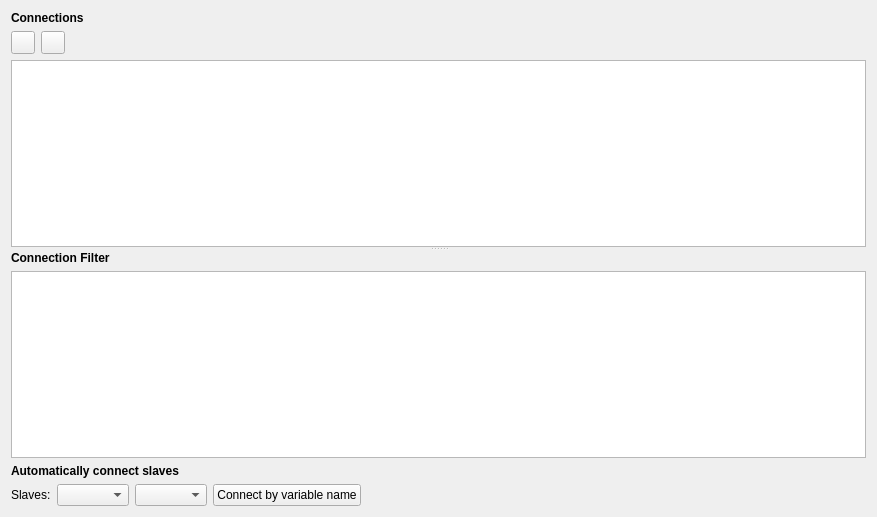
Before: the Qt Designer form MasterSimulatorUI/src/MSIMViewConnections.ui in ghorwin/MasterSim, drawn with Qt 5.
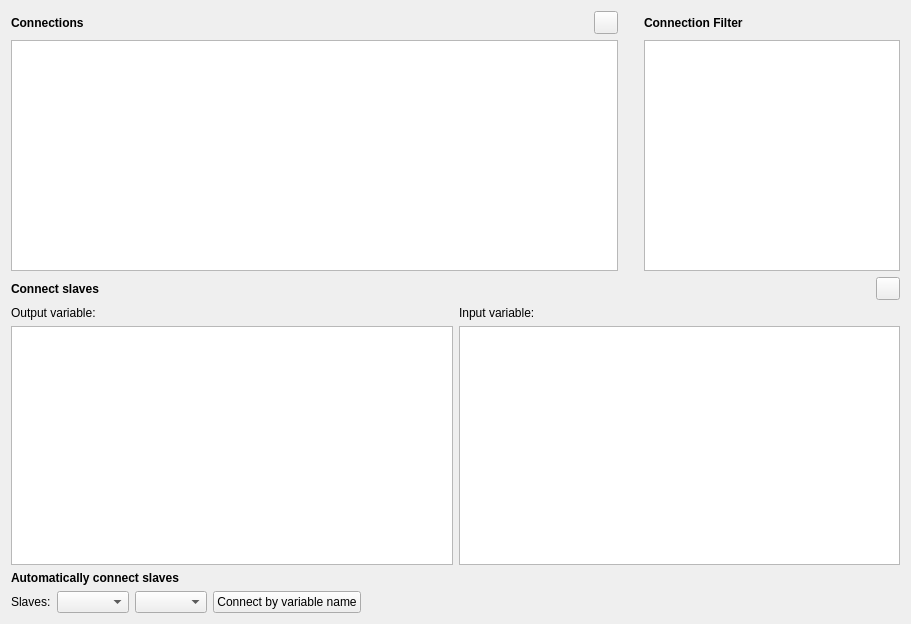
After: the same form once the commit is applied. Icons and pictures are not drawn.

Patch:
```diff
--- a/MasterSimulatorUI/src/MSIMViewConnections.ui
+++ b/MasterSimulatorUI/src/MSIMViewConnections.ui
@@ -6,8 +6,8 @@
    <rect>
     <x>0</x>
     <y>0</y>
-    <width>877</width>
-    <height>517</height>
+    <width>911</width>
+    <height>624</height>
    </rect>
   </property>
   <property name="windowTitle">
@@ -15,6 +15,24 @@
   </property>
   <layout class="QVBoxLayout" name="verticalLayout">
    <item>
+    <layout class="QGridLayout" name="gridLayout" columnstretch="0,1,0,0,0">
+     <item row="1" column="0" colspan="3">
+      <widget class="QTableWidget" name="tableWidgetConnections">
+       <property name="alternatingRowColors">
+        <bool>true</bool>
+       </property>
+       <property name="selectionMode">
+        <enum>QAbstractItemView::SingleSelection</enum>
+       </property>
+       <property name="selectionBehavior">
+        <enum>QAbstractItemView::SelectRows</enum>
+       </property>
+       <property name="sortingEnabled">
+        <bool>true</bool>
+       </property>
+      </widget>
+     </item>
+     <item row="0" column="0">
     <widget class="QLabel" name="label_2">
      <property name="font">
       <font>
@@ -27,31 +45,7 @@
      </property>
     </widget>
    </item>
-   <item>
-    <widget class="QSplitter" name="splitter">
-     <property name="orientation">
-      <enum>Qt::Vertical</enum>
-     </property>
-     <property name="childrenCollapsible">
-      <bool>false</bool>
-     </property>
-     <widget class="QWidget" name="layoutWidget">
-      <layout class="QGridLayout" name="gridLayout">
-       <item row="0" column="0">
-        <widget class="QToolButton" name="toolButtonAddConnection">
-         <property name="icon">
-          <iconset resource="../resources/MasterSimulator.qrc">
-           <normaloff>:/gfx/actions/24x24/plus.png</normaloff>:/gfx/actions/24x24/plus.png</iconset>
-         </property>
-         <property name="iconSize">
-          <size>
-           <width>16</width>
-           <height>16</height>
-          </size>
-         </property>
-        </widget>
-       </item>
-       <item row="0" column="1">
+     <item row="0" column="2">
         <widget class="QToolButton" name="toolButtonRemoveConnection">
          <property name="icon">
           <iconset resource="../resources/MasterSimulator.qrc">
@@ -68,40 +62,20 @@
          </property>
         </widget>
        </item>
-       <item row="0" column="2">
+     <item row="0" column="1">
         <spacer name="horizontalSpacer_2">
          <property name="orientation">
           <enum>Qt::Horizontal</enum>
          </property>
          <property name="sizeHint" stdset="0">
           <size>
-           <width>221</width>
+         <width>40</width>
            <height>20</height>
           </size>
          </property>
         </spacer>
        </item>
-       <item row="1" column="0" colspan="3">
-        <widget class="QTableWidget" name="tableWidgetConnections">
-         <property name="alternatingRowColors">
-          <bool>true</bool>
-         </property>
-         <property name="selectionMode">
-          <enum>QAbstractItemView::SingleSelection</enum>
-         </property>
-         <property name="selectionBehavior">
-          <enum>QAbstractItemView::SelectRows</enum>
-         </property>
-         <property name="sortingEnabled">
-          <bool>true</bool>
-         </property>
-        </widget>
-       </item>
-      </layout>
-     </widget>
-     <widget class="QWidget" name="layoutWidget">
-      <layout class="QGridLayout" name="gridLayout_2">
-       <item row="0" column="0">
+     <item row="0" column="4">
         <widget class="QLabel" name="label_4">
          <property name="font">
           <font>
@@ -114,7 +88,7 @@
          </property>
         </widget>
        </item>
-       <item row="1" column="0">
+     <item row="1" column="4">
         <widget class="QTableWidget" name="tableWidgetSlaves">
          <property name="baseSize">
           <size>
@@ -127,9 +101,114 @@
          </property>
         </widget>
        </item>
-      </layout>
-     </widget>
-    </widget>
+     <item row="0" column="3">
+      <spacer name="horizontalSpacer_3">
+       <property name="orientation">
+        <enum>Qt::Horizontal</enum>
+       </property>
+       <property name="sizeType">
+        <enum>QSizePolicy::Fixed</enum>
+       </property>
+       <property name="sizeHint" stdset="0">
+        <size>
+         <width>20</width>
+         <height>20</height>
+        </size>
+       </property>
+      </spacer>
+     </item>
+    </layout>
+   </item>
+   <item>
+    <layout class="QHBoxLayout" name="horizontalLayout_2">
+     <item>
+      <widget class="QLabel" name="label_5">
+       <property name="font">
+        <font>
+         <weight>75</weight>
+         <bold>true</bold>
+        </font>
+       </property>
+       <property name="text">
+        <string>Connect slaves</string>
+       </property>
+      </widget>
+     </item>
+     <item>
+      <spacer name="horizontalSpacer_4">
+       <property name="orientation">
+        <enum>Qt::Horizontal</enum>
+       </property>
+       <property name="sizeHint" stdset="0">
+        <size>
+         <width>308</width>
+         <height>20</height>
+        </size>
+       </property>
+      </spacer>
+     </item>
+     <item>
+      <widget class="QToolButton" name="toolButtonAddConnection_2">
+       <property name="toolTip">
+        <string>Adds a new connection.</string>
+       </property>
+       <property name="icon">
+        <iconset resource="../resources/MasterSimulator.qrc">
+         <normaloff>:/gfx/actions/24x24/plus.png</normaloff>:/gfx/actions/24x24/plus.png</iconset>
+       </property>
+       <property name="iconSize">
+        <size>
+         <width>16</width>
+         <height>16</height>
+        </size>
+       </property>
+      </widget>
+     </item>
+    </layout>
+   </item>
+   <item>
+    <layout class="QGridLayout" name="gridLayout_2">
+     <item row="0" column="0">
+      <widget class="QLabel" name="label_6">
+       <property name="text">
+        <string>Output variable:</string>
+       </property>
+      </widget>
+     </item>
+     <item row="0" column="1">
+      <widget class="QLabel" name="label_7">
+       <property name="text">
+        <string>Input variable:</string>
+       </property>
+      </widget>
+     </item>
+     <item row="1" column="0">
+      <widget class="QTableWidget" name="tableWidgetOutputVariable">
+       <property name="alternatingRowColors">
+        <bool>true</bool>
+       </property>
+       <property name="selectionMode">
+        <enum>QAbstractItemView::SingleSelection</enum>
+       </property>
+       <property name="selectionBehavior">
+        <enum>QAbstractItemView::SelectRows</enum>
+       </property>
+      </widget>
+     </item>
+     <item row="1" column="1">
+      <widget class="QTableWidget" name="tableWidgetInputVariable">
+       <property name="alternatingRowColors">
+        <bool>true</bool>
+       </property>
+       <property name="selectionMode">
+        <enum>QAbstractItemView::SingleSelection</enum>
+       </property>
+       <property name="selectionBehavior">
+        <enum>QAbstractItemView::SelectRows</enum>
+       </property>
+      </widget>
+     </item>
+    </layout>
    </item>
    <item>
     <widget class="QLabel" name="label_3">
```
Left out of the diff: 3 changed lines with no effect on the pictures. Lines whose indentation alone changed are shown as unchanged.
